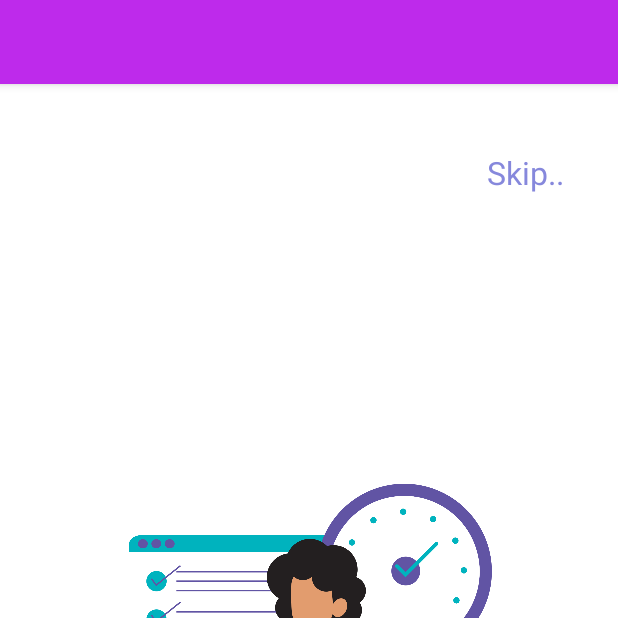
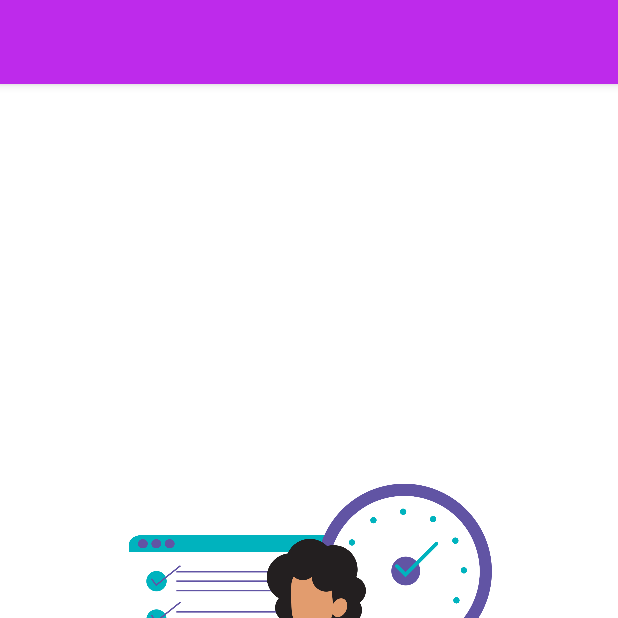
Before and after one commit to Dilshankumara0122/TaskManagmentapp, an Android app: the homescreen03 screen opened directly, with no data from a screen before it, on a phone screen of 412 x 824 dp, the top half of it. Run offline under Robolectric (Android 15) with nearby library versions, the phone set to English and light mode, and no system bars; Roboto replaces fonts that are not available here.

Commit message:
homescreen03edit

```diff
--- a/app/src/main/res/layout/activity_homescreen03.xml
+++ b/app/src/main/res/layout/activity_homescreen03.xml
@@ -33,18 +33,7 @@
         app:layout_constraintTop_toTopOf="parent"
         app:layout_constraintVertical_bias="0.948" />
 
-    <TextView
-        android:id="@+id/textView3"
-        android:layout_width="wrap_content"
-        android:layout_height="wrap_content"
-        android:text="Skip.."
-        android:textColor="#8688DC"
-        android:textSize="21sp"
-        app:layout_constraintBottom_toBottomOf="parent"
-        app:layout_constraintEnd_toEndOf="parent"
-        app:layout_constraintHorizontal_bias="0.9"
-        app:layout_constraintStart_toStartOf="parent"
-        app:layout_constraintTop_toTopOf="parent"
-        app:layout_constraintVertical_bias="0.060000002" />
+
+
 
 </androidx.constraintlayout.widget.ConstraintLayout>
```
